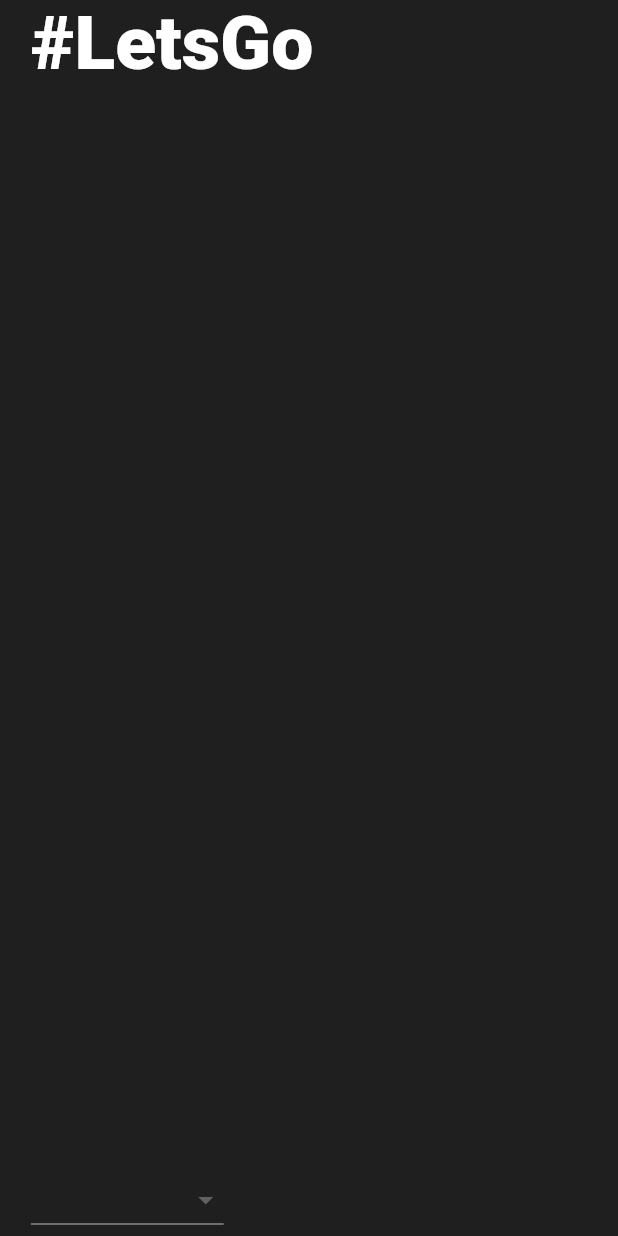
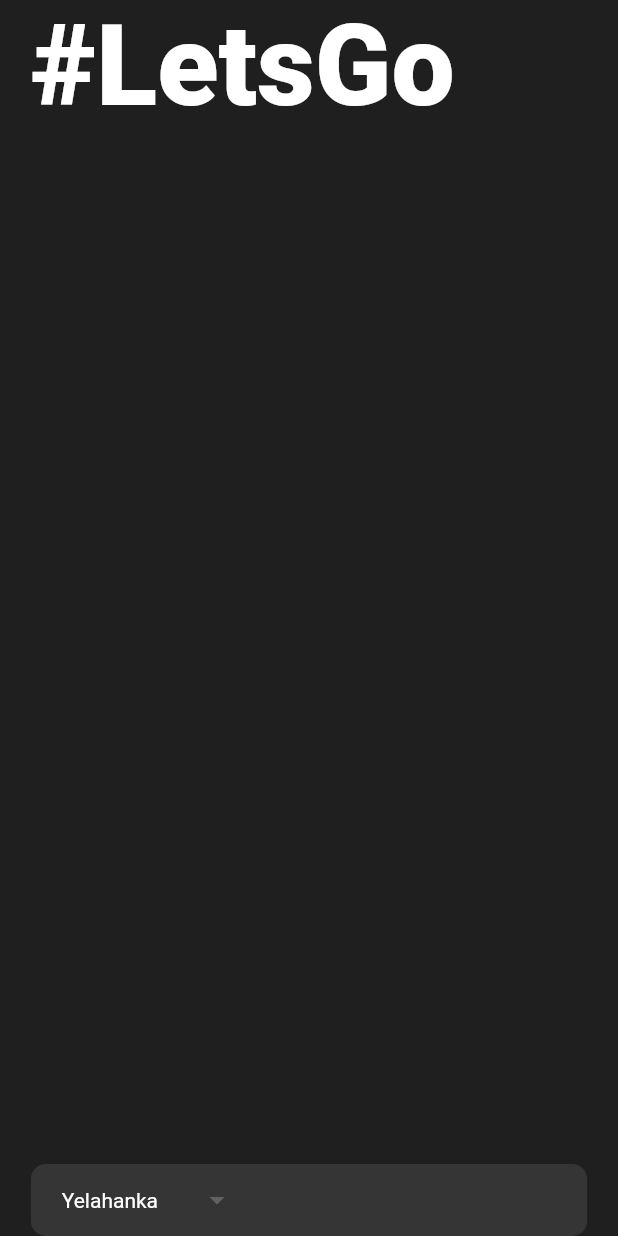
Before and after one commit to bhaskarkh01/flutter_lets_ride, a Flutter app: the screen it shows after launch, on a phone screen of 412 x 824 dp. Run offline on Flutter 3.47's test engine with Material 2 defaults, Android fonts, the phone set to English and light mode, and no system bars.

Commit message:
styling destination dropdown

```diff
--- a/lib/pages/home_page.dart
+++ b/lib/pages/home_page.dart
@@ -36,7 +36,7 @@
     return const Text(
       "#LetsGo",
       style: TextStyle(
-        fontSize: 50,
+        fontSize: 75,
         color: Colors.white,
         fontWeight: FontWeight.w800,
       ),
@@ -56,23 +56,39 @@
   }
 
   Widget _destinationDropDownWidget() {
-    List<DropdownMenuItem<String>> _items = [
+    List<String> _items = [
       "Yelahanka",
       "BTM",
       "Malleshwaram",
       "Basavanagudi",
-    ].map(
-      (e) {
-        return DropdownMenuItem(
-          child: Text(e),
-          value: e,
-        );
-      },
-    ).toList();
+      "Indiranagar",
+      "Rajajinagar",
+      "Hebbal",
+      "Marathahalli",
+      "Whitefield",
+    ];
+
     return Container(
-      child: DropdownButton<String>(
-        items: _items,
+      padding: EdgeInsets.symmetric(horizontal: _deviceWidth * 0.05),
+      width: _deviceWidth,
+      decoration: BoxDecoration(
+        color: const Color.fromRGBO(53, 53, 53, 1.0),
+        borderRadius: BorderRadius.circular(10),
+      ),
+      child: DropdownButton(
+        value: _items.first,
         onChanged: (_) {},
+        items: _items.map(
+          (e) {
+            return DropdownMenuItem(
+              child: Text(e),
+              value: e,
+            );
+          },
+        ).toList(),
+        underline: Container(),
+        dropdownColor: Color.fromRGBO(53, 53, 53, 1.0),
+        style: const TextStyle(color: Colors.white),
       ),
     );
   }
```
